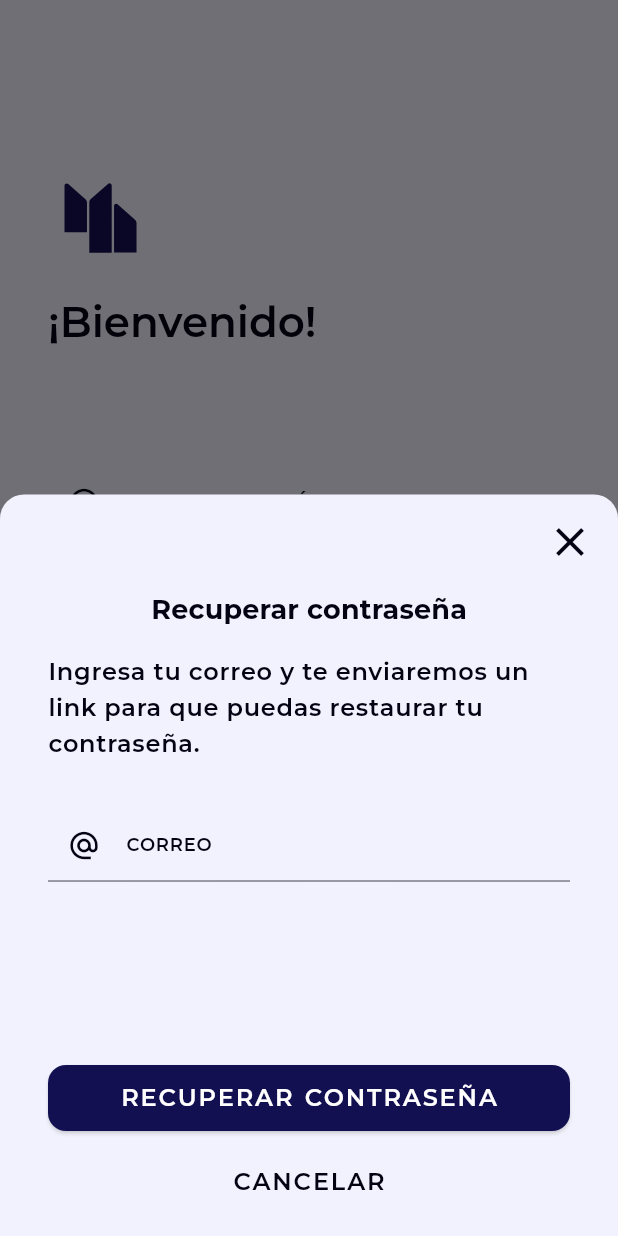
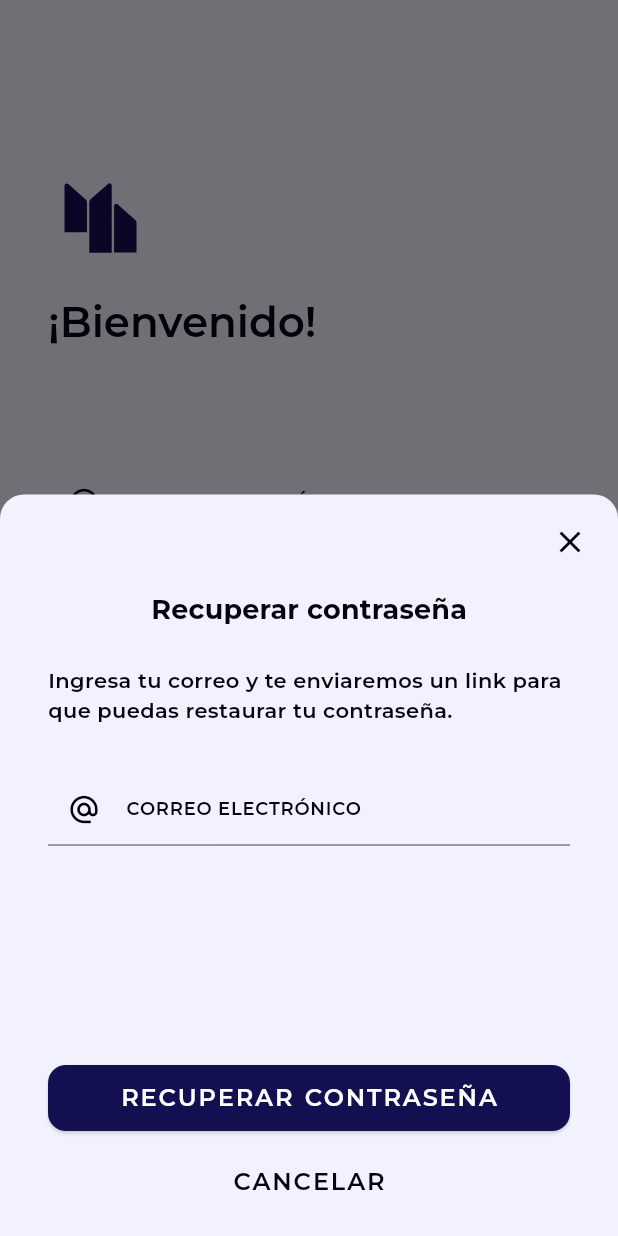
Before and after one commit to joshesp/cuentas_app, a Flutter app: the screen it shows after launch, after a tap on "OMITIR", after a tap on "¿Olvidaste tu contraseña?", on a phone screen of 412 x 824 dp. Run offline on Flutter 3.47's test engine with Material 3 defaults, Android fonts, the phone set to English and light mode, and no system bars; drawn by our look-alikes of animated_text_kit; our stand-ins replace custom_sliding_segmented_control, fl_chart, flutter_screenutil, flutter_svg, go_router, rive; project files that could hold a hidden picture were left out.

Commit message:
tamaño de modal reusable para el contenido

```diff
--- a/lib/common/widgets/ui_notifications/ui_notifications_widget.dart
+++ b/lib/common/widgets/ui_notifications/ui_notifications_widget.dart
@@ -7,13 +7,17 @@ void showModalBottomSheetCustom({
   required Widget contentWidgets,
   List<Widget> buttonActions = const [],
 }) {
-  final heightScreen = MediaQuery.of(context).size.height;
-
+  final sizeScreen = MediaQuery.of(context).size;
+  print('::::heightScreen $sizeScreen');
   showModalBottomSheet(
     context: context,
     builder: (context) {
-      return SizedBox(
-        height: heightScreen * 0.60,
+      return SingleChildScrollView(
+        child: ConstrainedBox(
+          constraints: BoxConstraints(
+            minHeight: sizeScreen.height * 0.2, // Minimum height
+            maxHeight: sizeScreen.height * 0.6, // Maximum height
+          ),
           child: Column(
             children: [
               Padding(
@@ -26,7 +30,7 @@ void showModalBottomSheetCustom({
                     },
                     icon: Icon(
                       Icons.close,
-                    size: 32,
+                      size: 24,
                       color: context.theme.textBase,
                     ),
                   ),
@@ -62,6 +66,7 @@ void showModalBottomSheetCustom({
               ],
             ],
           ),
+        ),
       );
     },
     isDismissible: false,
--- a/lib/presentation/views/auth/sign_in/sign_in_view.dart
+++ b/lib/presentation/views/auth/sign_in/sign_in_view.dart
@@ -40,7 +40,10 @@ class SignInView extends StatelessWidget {
                     'assets/images/cuentas-app-iso.svg',
                     height: 70,
                     fit: BoxFit.cover,
-                    color: context.theme.primaryColor,
+                    colorFilter: ColorFilter.mode(
+                      context.theme.primaryColor!,
+                      BlendMode.srcIn,
+                    ),
                   ),
                   const SizedBox(height: minSpacing),
                   DefaultTextStyle(
--- a/lib/presentation/widgets/auth/form_sign_in_widget.dart
+++ b/lib/presentation/widgets/auth/form_sign_in_widget.dart
@@ -94,16 +94,18 @@ class _FormSignInState extends State<FormSignInWidget> {
               fontWeight: FontWeight.w700,
             ),
           ),
-          const SizedBox(height: minSpacing),
+          const SizedBox(height: defaultSpacing),
           Text(
             'Ingresa tu correo y te enviaremos un link para que puedas restaurar tu contraseña.',
-            style: textTheme.bodyLarge,
+            style: textTheme.bodyMedium,
           ),
           const SizedBox(height: maxSpacing),
           const InputCustomWidget(
-            labelText: 'Correo',
-            hintText: 'Ingresa tu correo',
+            labelText: 'Correo electrónico',
+            hintText: 'Ingresa tu correo electrónico',
             prefixIcon: Icons.alternate_email,
+            keyboardType: TextInputType.emailAddress,
+            validator: emailValidator,
           ),
         ],
       ),
@@ -117,7 +119,9 @@ class _FormSignInState extends State<FormSignInWidget> {
           text: 'Cancelar',
           fullWidth: true,
           styleType: ButtonStyleType.clear,
-          onPressed: () {},
+          onPressed: () {
+            Navigator.of(context).pop();
+          },
         ),
       ],
     );
```
Lines whose indentation alone changed are shown as unchanged.
